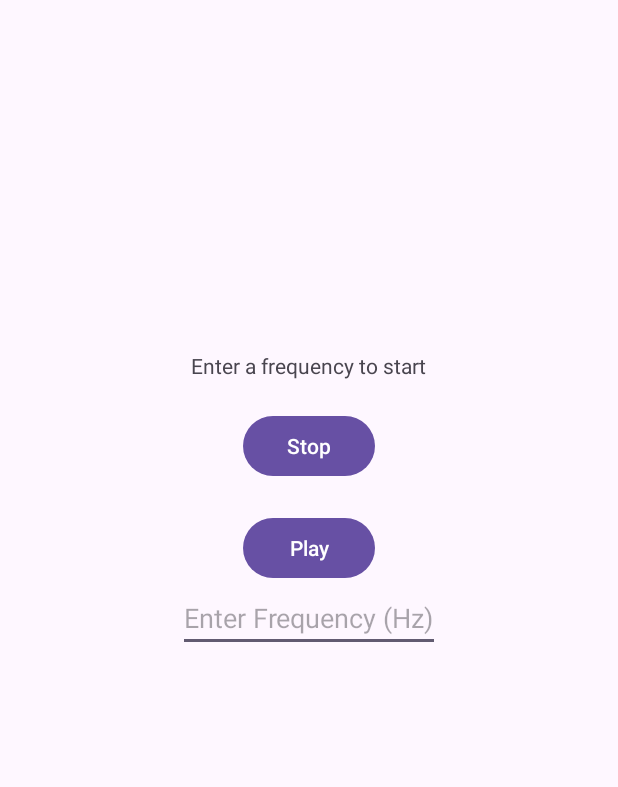
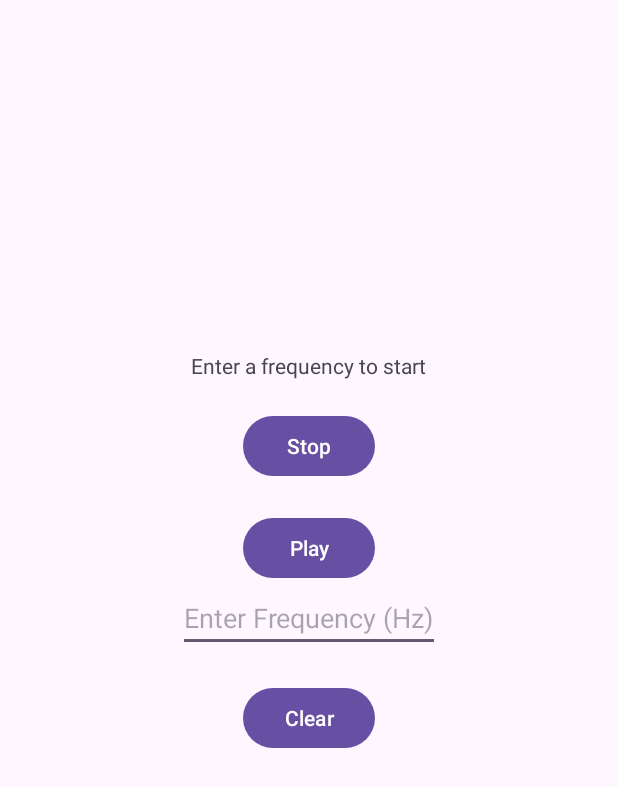
Before and after one commit to CheapPizza/FreqGenAndroid, an Android app: the screen it shows after launch (MainActivity), on a phone screen of 412 x 824 dp. Shown: the top 787 px of the screen. Run offline under Robolectric (Android 15) with nearby library versions, the phone set to English and light mode, and no system bars.

Commit message:
add clear button for text field

```diff
--- a/app/src/main/java/com/example/frequencygenerator/MainActivity.kt
+++ b/app/src/main/java/com/example/frequencygenerator/MainActivity.kt
@@ -17,6 +17,7 @@ class MainActivity : AppCompatActivity() {
     private lateinit var frequencyTextView: TextView
     private lateinit var playButton: Button
     private lateinit var stopButton: Button
+    private lateinit var resetButton: Button
     private var audioTrack: AudioTrack? = null
     private var isPlaying = false
     private val TAG = "FrequencyGenerator"
@@ -29,6 +30,7 @@ class MainActivity : AppCompatActivity() {
         frequencyTextView = findViewById(R.id.frequencyTextView)
         playButton = findViewById(R.id.playButton)
         stopButton = findViewById(R.id.stopButton)
+        resetButton = findViewById(R.id.resetButton)
 
         playButton.setOnClickListener {
             val frequency = frequencyEditText.text.toString().toIntOrNull()
@@ -43,6 +45,10 @@ class MainActivity : AppCompatActivity() {
 
         stopButton.setOnClickListener {
             stopFrequency()
+        }
+
+        resetButton.setOnClickListener {
+            frequencyEditText.text.clear()
         }
     }
 
--- a/app/src/main/res/layout/activity_main.xml
+++ b/app/src/main/res/layout/activity_main.xml
@@ -31,6 +31,15 @@
         android:layout_centerHorizontal="true"
         android:layout_marginTop="20dp"/>
 
+    <Button
+        android:id="@+id/resetButton"
+        android:layout_width="wrap_content"
+        android:layout_height="wrap_content"
+        android:text="Clear"
+        android:layout_below="@id/frequencyEditText"
+        android:layout_centerHorizontal="true"
+        android:layout_marginTop="20dp"/>
+
     <TextView
         android:id="@+id/frequencyTextView"
         android:layout_width="wrap_content"
```
